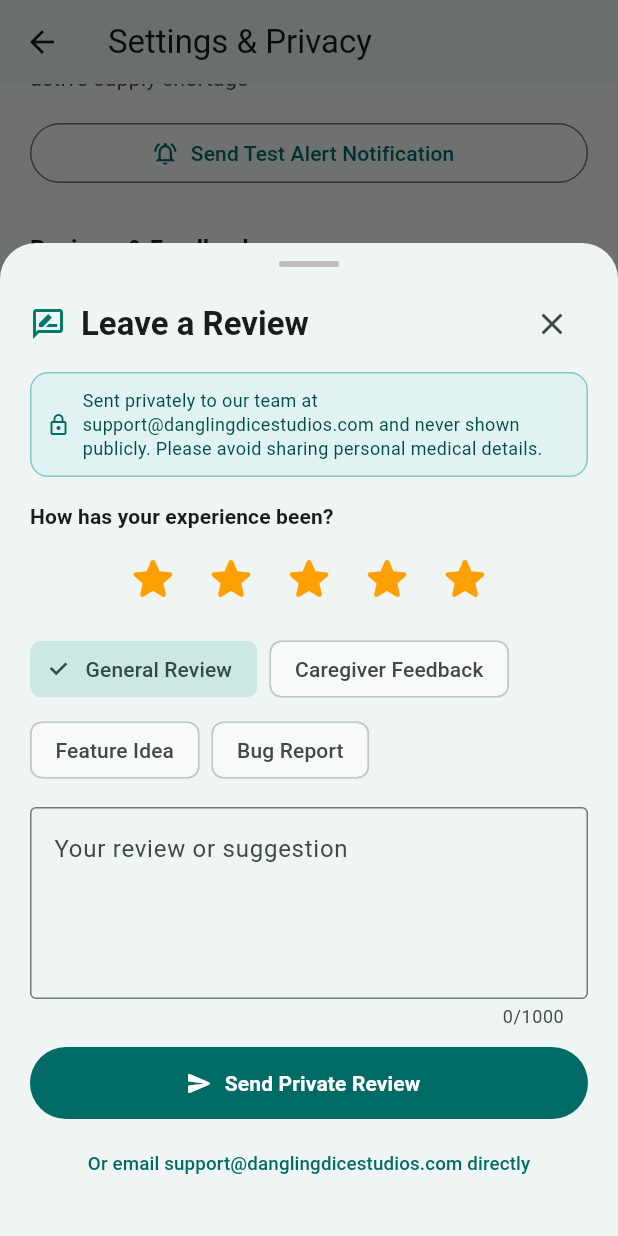
After one commit to jacobyancey-bit/rx_savings_watch, a Flutter app: the SettingsScreen screen opened directly, scrolled down 647 dp, after a tap on "Leave a Review", on a phone screen of 412 x 824 dp. The commit adds this screen. Run offline on Flutter 3.47's test engine with Material 3 defaults, Android fonts, the phone set to English and light mode, and no system bars; our stand-ins replace flutter_local_notifications, image_picker, qr_flutter, shared_preferences, timezone; missing offline and left inert: dart:js_interop, google_mlkit_text_recognition, mobile_scanner; accounts and stored records are empty.

Commit message:
feat: add private reviews & feedback sheet (Settings + Web footer) with Resend email relay

```diff
--- a/app/lib/screens/settings_screen.dart
+++ b/app/lib/screens/settings_screen.dart
@@ -8,6 +8,7 @@ import '../services/api_service.dart';
 import '../services/notification_service.dart';
 import '../services/web_push_service.dart';
 import '../widgets/privacy_promise_sheet.dart';
+import '../widgets/review_sheet.dart';
 import '../widgets/transfer_cabinet_sheet.dart';
 
 class SettingsScreen extends StatefulWidget {
@@ -358,6 +359,25 @@ class _SettingsScreenState extends State<SettingsScreen> {
           ],
           const SizedBox(height: 28),
 
+          // Reviews & Feedback (Private to support@danglingdicestudios.com)
+          Text(
+            'Reviews & Feedback',
+            style: theme.textTheme.titleMedium?.copyWith(fontWeight: FontWeight.bold),
+          ),
+          const SizedBox(height: 8),
+          Card(
+            margin: EdgeInsets.zero,
+            child: ListTile(
+              leading: Icon(Icons.rate_review_outlined, color: Colors.teal.shade700),
+              title: const Text('Leave a Review'),
+              subtitle: const Text('Send private feedback directly to our team'),
+              trailing: const Icon(Icons.chevron_right),
+              onTap: () => ReviewSheet.show(context),
+            ),
+          ),
+
+          const SizedBox(height: 28),
+
           // Legal & Official Policies
           Text(
             'Legal & Official Policies',
--- a/app/lib/widgets/home_footer_section.dart
+++ b/app/lib/widgets/home_footer_section.dart
@@ -1,6 +1,8 @@
+import 'package:flutter/foundation.dart';
 import 'package:flutter/material.dart';
 import 'package:url_launcher/url_launcher.dart';
 import '../config/partner_links.dart';
+import 'review_sheet.dart';
 
 /// Compact website-style bottom footer for the Home Screen.
 /// Keeps the main screen uncluttered while keeping essential disclaimers visible
@@ -295,6 +297,10 @@ class HomeFooterSection extends StatelessWidget {
             runSpacing: 2,
             children: [
               _footerLink(context, 'FAQs', () => _showFaqsSheet(context)),
+              if (kIsWeb) ...[
+                Text('•', style: TextStyle(color: muted, fontSize: 12)),
+                _footerLink(context, 'Review', () => ReviewSheet.show(context)),
+              ],
               Text('•', style: TextStyle(color: muted, fontSize: 12)),
               _footerLink(context, 'Contact', () => _showContactSheet(context)),
               Text('•', style: TextStyle(color: muted, fontSize: 12)),
--- /dev/null
+++ b/app/lib/widgets/review_sheet.dart
@@ -0,0 +1,254 @@
+import 'package:flutter/material.dart';
+import 'package:provider/provider.dart';
+import 'package:url_launcher/url_launcher.dart';
+import '../providers/cabinet_provider.dart';
+import '../services/api_service.dart';
+
+class ReviewSheet extends StatefulWidget {
+  const ReviewSheet({super.key});
+
+  static Future<void> show(BuildContext context) {
+    return showModalBottomSheet(
+      context: context,
+      isScrollControlled: true,
+      useSafeArea: true,
+      shape: const RoundedRectangleBorder(
+        borderRadius: BorderRadius.vertical(top: Radius.circular(24)),
+      ),
+      builder: (_) => const ReviewSheet(),
+    );
+  }
+
+  @override
+  State<ReviewSheet> createState() => _ReviewSheetState();
+}
+
+class _ReviewSheetState extends State<ReviewSheet> {
+  static const List<(String, String)> _categories = [
+    ('general', 'General Review'),
+    ('caregiver', 'Caregiver Feedback'),
+    ('feature', 'Feature Idea'),
+    ('bug', 'Bug Report'),
+  ];
+
+  final TextEditingController _messageController = TextEditingController();
+  int _rating = 5;
+  String _category = 'general';
+  bool _isSubmitting = false;
+  String? _errorText;
+
+  @override
+  void dispose() {
+    _messageController.dispose();
+    super.dispose();
+  }
+
+  Future<void> _submit() async {
+    final text = _messageController.text.trim();
+    if (text.length < 3) {
+      setState(() => _errorText = 'Please write a short comment before submitting.');
+      return;
+    }
+
+    setState(() {
+      _isSubmitting = true;
+      _errorText = null;
+    });
+
+    final serverUrl = context.read<CabinetProvider>().serverUrl;
+    final api = ApiService(baseUrl: serverUrl);
+    final res = await api.submitReview(
+      rating: _rating,
+      category: _category,
+      message: text,
+    );
+
+    if (!mounted) return;
+    if (res.ok) {
+      Navigator.of(context).pop();
+      ScaffoldMessenger.of(context).clearSnackBars();
+      ScaffoldMessenger.of(context).showSnackBar(
+        SnackBar(
+          content: const Text('Thank you! Your review was sent privately to our team.'),
+          backgroundColor: Colors.teal.shade700,
+        ),
+      );
+    } else {
+      setState(() {
+        _isSubmitting = false;
+        _errorText = res.error ?? 'Could not send review right now.';
+      });
+    }
+  }
+
+  Future<void> _openDirectEmail() async {
+    final stars = '★' * _rating + '☆' * (5 - _rating);
+    final subject = Uri.encodeComponent('Rx Savings Watch Review ($stars)');
+    final body = Uri.encodeComponent(_messageController.text.trim());
+    final uri = Uri.parse('mailto:support@danglingdicestudios.com?subject=$subject&body=$body');
+    await launchUrl(uri, mode: LaunchMode.externalApplication);
+  }
+
+  @override
+  Widget build(BuildContext context) {
+    final theme = Theme.of(context);
+    final isDark = theme.brightness == Brightness.dark;
+    final bottomInset = MediaQuery.of(context).viewInsets.bottom;
+
+    return Padding(
+      padding: EdgeInsets.fromLTRB(20, 12, 20, 24 + bottomInset),
+      child: SingleChildScrollView(
+        child: Column(
+          mainAxisSize: MainAxisSize.min,
+          crossAxisAlignment: CrossAxisAlignment.start,
+          children: [
+            Center(
+              child: Container(
+                width: 40,
+                height: 4,
+                margin: const EdgeInsets.only(bottom: 14),
+                decoration: BoxDecoration(
+                  color: Colors.grey.shade400,
+                  borderRadius: BorderRadius.circular(2),
+                ),
+              ),
+            ),
+            Row(
+              children: [
+                Icon(Icons.rate_review_outlined, color: Colors.teal.shade700),
+                const SizedBox(width: 10),
+                Expanded(
+                  child: Text(
+                    'Leave a Review',
+                    style: theme.textTheme.titleLarge?.copyWith(fontWeight: FontWeight.bold),
+                  ),
+                ),
+                IconButton(
+                  icon: const Icon(Icons.close),
+                  onPressed: () => Navigator.of(context).pop(),
+                ),
+              ],
+            ),
+            const SizedBox(height: 8),
+            Container(
+              padding: const EdgeInsets.all(10),
+              decoration: BoxDecoration(
+                color: isDark
+                    ? Colors.teal.shade900.withValues(alpha: 0.3)
+                    : Colors.teal.shade50,
+                borderRadius: BorderRadius.circular(12),
+                border: Border.all(
+                  color: isDark ? Colors.teal.shade700 : Colors.teal.shade200,
+                ),
+              ),
+              child: Row(
+                children: [
+                  Icon(
+                    Icons.lock_outline,
+                    size: 16,
+                    color: isDark ? Colors.teal.shade200 : Colors.teal.shade800,
+                  ),
+                  const SizedBox(width: 8),
+                  Expanded(
+                    child: Text(
+                      'Sent privately to our team at support@danglingdicestudios.com and never shown publicly. Please avoid sharing personal medical details.',
+                      style: TextStyle(
+                        fontSize: 12,
+                        height: 1.35,
+                        color: isDark ? Colors.teal.shade100 : Colors.teal.shade900,
+                      ),
+                    ),
+                  ),
+                ],
+              ),
+            ),
+            const SizedBox(height: 16),
+            Text(
+              'How has your experience been?',
+              style: theme.textTheme.titleSmall?.copyWith(fontWeight: FontWeight.bold),
+            ),
+            const SizedBox(height: 6),
+            Row(
+              mainAxisAlignment: MainAxisAlignment.center,
+              children: List.generate(5, (i) {
+                final star = i + 1;
+                final filled = star <= _rating;
+                return IconButton(
+                  iconSize: 36,
+                  onPressed: () => setState(() => _rating = star),
+                  tooltip: '$star star${star == 1 ? '' : 's'}',
+                  icon: Icon(
+                    filled ? Icons.star_rounded : Icons.star_outline_rounded,
+                    color: filled ? Colors.amber.shade700 : Colors.grey.shade400,
+                  ),
+                );
+              }),
+            ),
+            const SizedBox(height: 10),
+            Wrap(
+              spacing: 8,
+              runSpacing: 6,
+              children: [
+                for (final (value, label) in _categories)
+                  ChoiceChip(
+                    label: Text(label),
+                    selected: _category == value,
+                    onSelected: (_) => setState(() => _category = value),
+                  ),
+              ],
+            ),
+            const SizedBox(height: 14),
+            TextField(
+              controller: _messageController,
+              maxLines: 4,
+              maxLength: 1000,
+              textCapitalization: TextCapitalization.sentences,
+              decoration: const InputDecoration(
+                labelText: 'Your review or suggestion',
+                hintText: 'Tell us what is working well or what would help you most...',
+                alignLabelWithHint: true,
+                border: OutlineInputBorder(),
+              ),
+            ),
+            if (_errorText != null) ...[
+              const SizedBox(height: 6),
+              Text(
+                _errorText!,
+                style: TextStyle(color: Colors.red.shade700, fontSize: 12.5),
+              ),
+            ],
+            const SizedBox(height: 12),
+            SizedBox(
+              width: double.infinity,
+              height: 48,
+              child: FilledButton.icon(
+                onPressed: _isSubmitting ? null : _submit,
+                icon: _isSubmitting
+                    ? const SizedBox(
+                        width: 18,
+                        height: 18,
+                        child: CircularProgressIndicator(strokeWidth: 2, color: Colors.white),
+                      )
+                    : const Icon(Icons.send_rounded, size: 18),
+                label: Text(
+                  _isSubmitting ? 'Sending...' : 'Send Private Review',
+                  style: const TextStyle(fontWeight: FontWeight.bold),
+                ),
+              ),
+            ),
+            const SizedBox(height: 6),
+            Center(
+              child: TextButton(
+                onPressed: _openDirectEmail,
+                child: const Text(
+                  'Or email support@danglingdicestudios.com directly',
+                  style: TextStyle(fontSize: 12.5),
+                ),
+              ),
+            ),
+          ],
+        ),
+      ),
+    );
+  }
+}
```
Also changed, not shown: app/lib/services/api_service.dart (+46 -0 lines), 4 other files.
